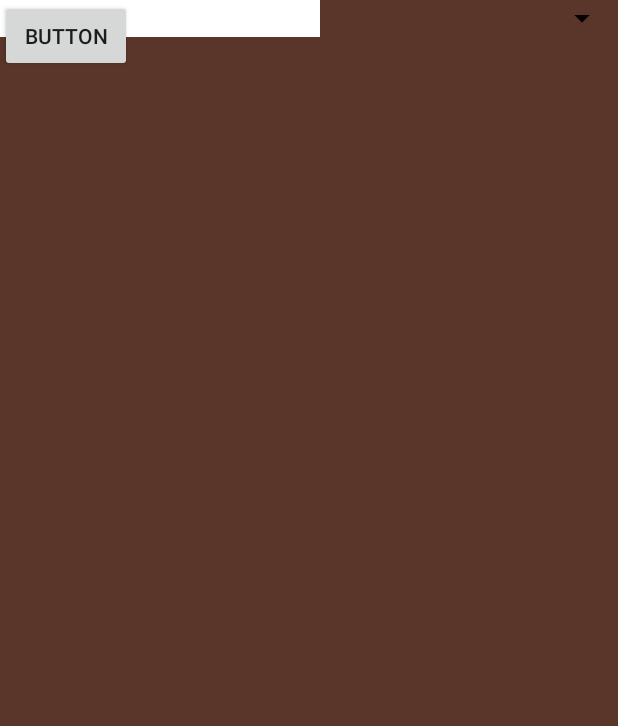
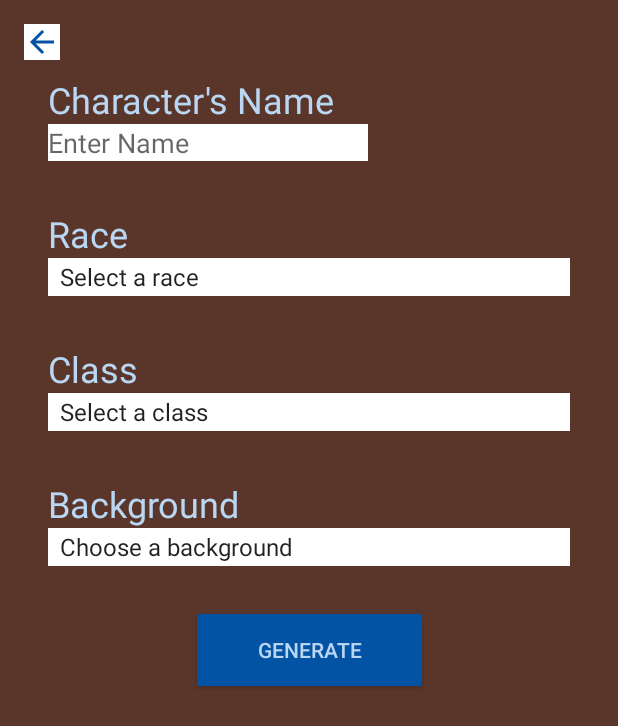
Before and after one commit to NPDoiron/Project-and-Portfolio-6, an Android app: the layout randomizer_pref.xml on its own in the app's theme, with its tools: preview values and no code run, on a phone screen of 412 x 824 dp. Shown: the top 726 px of the screen. Run offline under Robolectric (Android 15) with nearby library versions, the phone set to English and light mode, and no system bars; Roboto replaces fonts that are not available here.

```diff
--- a/DungeonsandDragonsTraven/app/src/main/res/layout/randomizer_pref.xml
+++ b/DungeonsandDragonsTraven/app/src/main/res/layout/randomizer_pref.xml
@@ -1,5 +1,6 @@
 <?xml version="1.0" encoding="utf-8"?>
 <androidx.constraintlayout.widget.ConstraintLayout xmlns:android="http://schemas.android.com/apk/res/android"
+    xmlns:app="http://schemas.android.com/apk/res-auto"
     xmlns:tools="http://schemas.android.com/tools"
     android:id="@+id/linearLayout"
     android:layout_width="match_parent"
@@ -8,73 +9,117 @@
     android:orientation="vertical">
 
     <TextView
-        android:id="@+id/textView"
+        android:id="@+id/characterTitleRandom"
+        android:layout_width="0dp"
+        android:layout_height="wrap_content"
+        android:layout_marginStart="32dp"
+        android:layout_marginTop="50dp"
+        android:text="@string/character_s_name"
+        android:textColor="#B9D6F2"
+        android:textSize="24sp"
+        app:layout_constraintEnd_toEndOf="parent"
+        app:layout_constraintStart_toStartOf="parent"
+        app:layout_constraintTop_toTopOf="parent" />
+
+    <TextView
+        android:id="@+id/randomRaceTitle"
         android:layout_width="wrap_content"
         android:layout_height="wrap_content"
-        android:text="TextView"
-        tools:layout_editor_absoluteX="46dp"
-        tools:layout_editor_absoluteY="28dp" />
+        android:layout_marginTop="32dp"
+        android:text="@string/race"
+        android:textColor="#B9D6F2"
+        android:textSize="24sp"
+        app:layout_constraintStart_toStartOf="@+id/characterTitleRandom"
+        app:layout_constraintTop_toBottomOf="@+id/characterNameRandom" />
 
     <TextView
-        android:id="@+id/textView14"
+        android:id="@+id/randomClassTitle"
         android:layout_width="wrap_content"
         android:layout_height="wrap_content"
-        android:text="TextView"
-        tools:layout_editor_absoluteX="16dp"
-        tools:layout_editor_absoluteY="118dp" />
+        android:layout_marginTop="32dp"
+        android:text="@string/clas"
+        android:textColor="#B9D6F2"
+        android:textSize="24sp"
+        app:layout_constraintStart_toStartOf="@+id/randomRaceSpinner"
+        app:layout_constraintTop_toBottomOf="@+id/randomRaceSpinner" />
 
     <TextView
-        android:id="@+id/textView15"
+        android:id="@+id/randomBackgroundTitle"
         android:layout_width="wrap_content"
         android:layout_height="wrap_content"
-        android:text="TextView"
-        tools:layout_editor_absoluteX="25dp"
-        tools:layout_editor_absoluteY="200dp" />
-
-    <TextView
-        android:id="@+id/textView16"
-        android:layout_width="wrap_content"
-        android:layout_height="wrap_content"
-        android:text="TextView"
-        tools:layout_editor_absoluteX="16dp"
-        tools:layout_editor_absoluteY="301dp" />
+        android:layout_marginTop="32dp"
+        android:text="@string/background"
+        android:textColor="#B9D6F2"
+        android:textSize="24sp"
+        app:layout_constraintStart_toStartOf="@+id/randomClassSpinner"
+        app:layout_constraintTop_toBottomOf="@+id/randomClassSpinner" />
 
     <Spinner
-        android:id="@+id/spinner"
-        android:layout_width="match_parent"
-        android:layout_height="wrap_content"
-        tools:layout_editor_absoluteX="16dp"
-        tools:layout_editor_absoluteY="153dp" />
+        android:id="@+id/randomRaceSpinner"
+        android:layout_width="0dp"
+        android:layout_height="25dp"
+        android:layout_marginEnd="32dp"
+        android:background="@android:color/white"
+        android:entries="@array/all_races"
+        app:layout_constraintEnd_toEndOf="parent"
+        app:layout_constraintStart_toStartOf="@+id/randomRaceTitle"
+        app:layout_constraintTop_toBottomOf="@+id/randomRaceTitle" />
 
     <Spinner
-        android:id="@+id/spinner2"
-        android:layout_width="match_parent"
-        android:layout_height="wrap_content"
-        tools:layout_editor_absoluteX="0dp"
-        tools:layout_editor_absoluteY="260dp" />
+        android:id="@+id/randomClassSpinner"
+        android:layout_width="0dp"
+        android:layout_height="25dp"
+        android:layout_marginEnd="32dp"
+        android:background="@android:color/white"
+        android:entries="@array/all_classes"
+        app:layout_constraintEnd_toEndOf="parent"
+        app:layout_constraintStart_toStartOf="@+id/randomClassTitle"
+        app:layout_constraintTop_toBottomOf="@+id/randomClassTitle" />
 
     <Spinner
-        android:id="@+id/spinner3"
-        android:layout_width="match_parent"
-        android:layout_height="wrap_content"
-        tools:layout_editor_absoluteX="0dp"
-        tools:layout_editor_absoluteY="341dp" />
+        android:id="@+id/randomBackgroundSpinner"
+        android:layout_width="0dp"
+        android:layout_height="25dp"
+        android:layout_marginEnd="32dp"
+        android:background="@android:color/white"
+        android:entries="@array/background_array"
+        app:layout_constraintEnd_toEndOf="parent"
+        app:layout_constraintStart_toStartOf="@+id/randomBackgroundTitle"
+        app:layout_constraintTop_toBottomOf="@+id/randomBackgroundTitle" />
 
     <EditText
-        android:id="@+id/editText"
+        android:id="@+id/characterNameRandom"
         android:layout_width="wrap_content"
         android:layout_height="wrap_content"
         android:background="@android:color/white"
         android:ems="10"
+        android:hint="@string/enter_name"
+        android:importantForAutofill="no"
         android:inputType="textPersonName"
-        tools:layout_editor_absoluteX="38dp"
-        tools:layout_editor_absoluteY="73dp" />
+        app:layout_constraintStart_toStartOf="@+id/characterTitleRandom"
+        app:layout_constraintTop_toBottomOf="@+id/characterTitleRandom" />
 
     <Button
-        android:id="@+id/button"
+        android:id="@+id/generateBtn"
+        android:layout_width="150dp"
+        android:layout_height="wrap_content"
+        android:layout_marginTop="32dp"
+        android:background="#0353A4"
+        android:text="@string/generate"
+        android:textColor="#B9D6F2"
+        app:layout_constraintEnd_toEndOf="parent"
+        app:layout_constraintStart_toStartOf="parent"
+        app:layout_constraintTop_toBottomOf="@+id/randomBackgroundSpinner" />
+
+    <ImageView
+        android:id="@+id/randomBackBtn"
         android:layout_width="wrap_content"
         android:layout_height="wrap_content"
-        android:text="Button"
-        tools:layout_editor_absoluteX="153dp"
-        tools:layout_editor_absoluteY="544dp" />
+        android:layout_marginStart="16dp"
+        android:layout_marginTop="16dp"
+        android:background="@android:color/white"
+        android:contentDescription="@string/back_button"
+        app:layout_constraintStart_toStartOf="parent"
+        app:layout_constraintTop_toTopOf="parent"
+        app:srcCompat="@drawable/ic_arrow_back24dp" />
 </androidx.constraintlayout.widget.ConstraintLayout>
--- a/DungeonsandDragonsTraven/app/src/main/res/values/strings.xml
+++ b/DungeonsandDragonsTraven/app/src/main/res/values/strings.xml
@@ -57,9 +57,11 @@
     <string name="character_hair">Character Hair</string>
     <string name="character_skin">Character Skin</string>
     <string name="character_eyes">Character Eyes</string>
+    <string name="generate">Generate</string>
+    <string name="enter_name">Enter Name</string>
 
     <string-array name="all_races">
-        <item>Select a race.</item>
+        <item>Select a race</item>
         <item>Aarakocra</item>
         <item>Dragonborn</item>
         <item>Hill Dwarf</item>
@@ -84,7 +86,7 @@
     </string-array>
 
     <string-array name="all_classes">
-        <item>Select a class.</item>
+        <item>Select a class</item>
         <item>Barbarian</item>
         <item>Bard</item>
         <item>Cleric</item>
```
Also changed, not shown: DungeonsandDragonsTraven/app/src/main/java/com/example/dungeonsanddragonstraven/CharacterCreateBtnFrag.java (+11 -1 lines), DungeonsandDragonsTraven/app/src/main/java/com/example/dungeonsanddragonstraven/character_creation_manual_screens/ManualScreenOne.java (+21 -2 lines), DungeonsandDragonsTraven/app/src/main/java/com/example/dungeonsanddragonstraven/character_creation_manual_screens/ManualScreenTwo.java (+64 -9 lines), DungeonsandDragonsTraven/app/src/main/java/com/example/dungeonsanddragonstraven/randomization/RandomizerPrefFrag.java (+72 -11 lines), DungeonsandDragonsTraven/app/src/main/res/layout/manual_screen_five.xml (+1 -12 lines), 195 other files.
